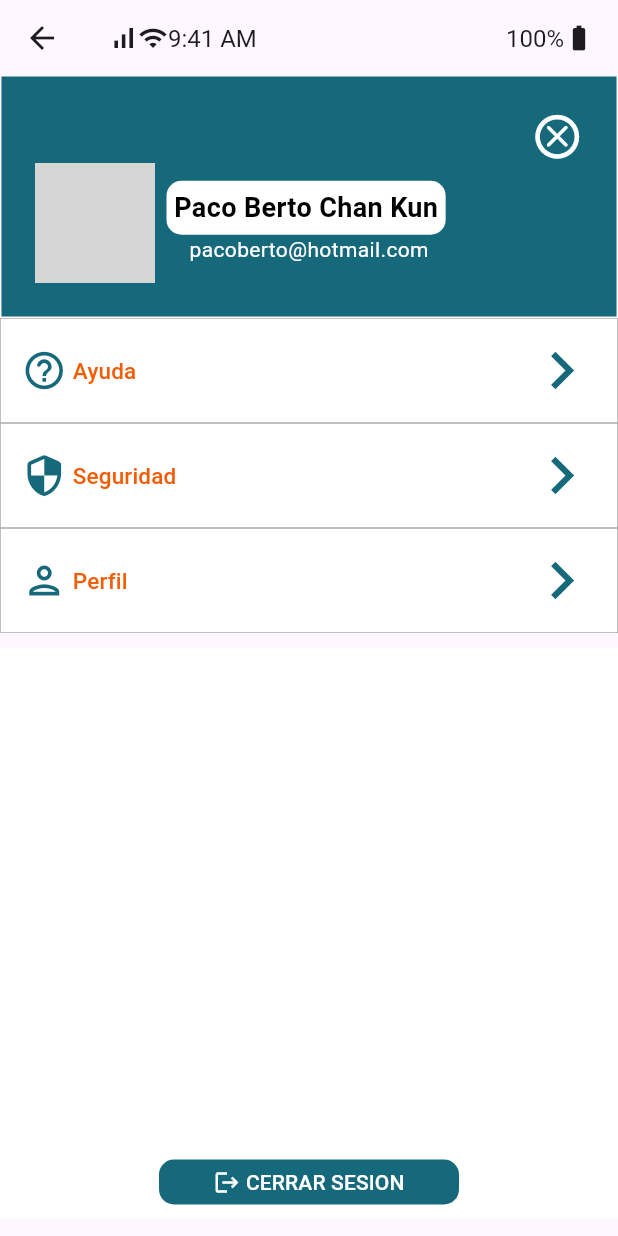
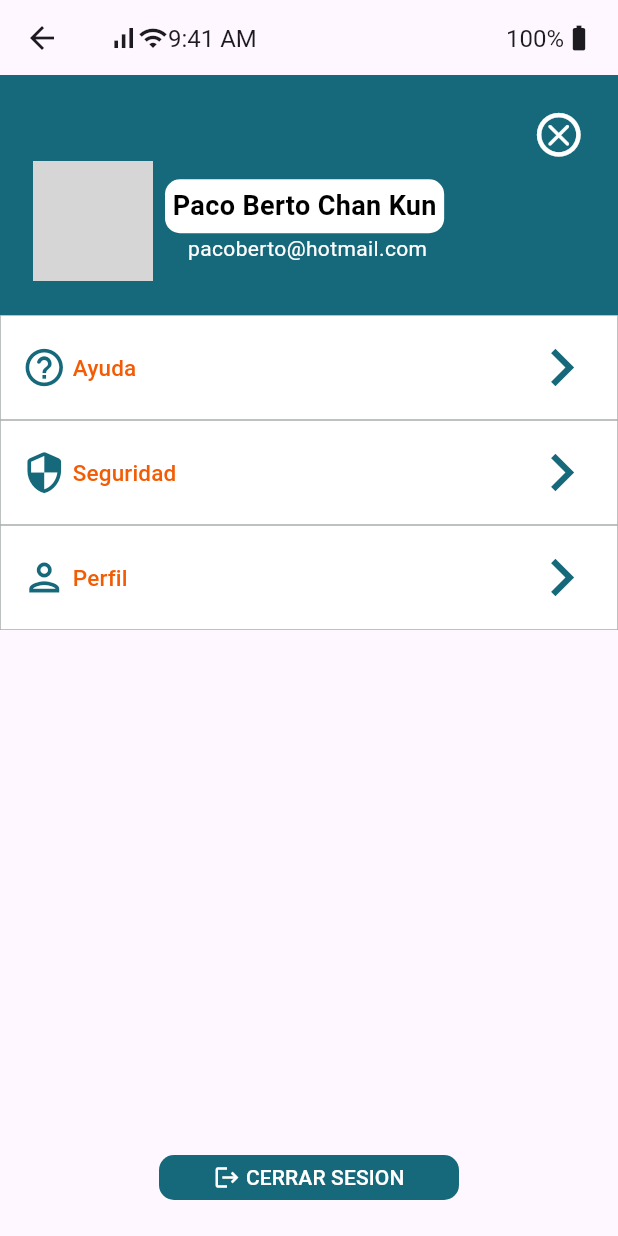
Before and after one commit to davidakeprott/FlutterPersonalZzz, a Flutter app: the Menu screen opened directly, on a phone screen of 412 x 824 dp. Run offline on Flutter 3.47's test engine with Material 3 defaults, Android fonts, the phone set to English and light mode, and no system bars; network calls fail; grey boxes are pictures that could not be loaded.

Commit message:
mejorado widget fin, ahora usa expanded para ser response

```diff
--- a/lib/Core/presentation/screens/menu_confi.dart
+++ b/lib/Core/presentation/screens/menu_confi.dart
@@ -11,11 +11,12 @@ class Menu extends StatelessWidget {
   Widget build(BuildContext context) {
     return Scaffold(
       appBar: barraEstado(),
-      body: ListView(
+      body: Column(
         children: [
           perfil(),
           opciones(),
-          out(),
+          Expanded(child: fin())
+
         ],
       ),
     );
--- a/lib/Core/presentation/widgets/widgets_menu_onfi.dart
+++ b/lib/Core/presentation/widgets/widgets_menu_onfi.dart
@@ -2,7 +2,7 @@ import 'package:flutter/material.dart';
 
 Widget perfil() {
   return Container(
-    margin: const EdgeInsets.all(1),
+    //margin: const EdgeInsets.all(1),
     color: const Color(0xFF16697A),
     padding: const EdgeInsets.all(22.0),
     height: 160,
@@ -115,11 +115,9 @@ Widget opciones() {
   );
 }
 
-Widget out() {
-  return Container(
-    margin: const EdgeInsets.fromLTRB(0, 10, 0, 0),
-    decoration: const BoxDecoration(color: Colors.white),
-    height: 380,
+Widget fin() {
+  return Padding(
+    padding: const EdgeInsets.all(15.0),
     child: Column(
       mainAxisAlignment: MainAxisAlignment.end,
       children: [
@@ -129,8 +127,7 @@ Widget out() {
               overlayColor: MaterialStateProperty.resolveWith<Color?>(
                 (Set<MaterialState> states) {
                   if (states.contains(MaterialState.pressed)) {
-                    return const Color(
-                        0xFF82C0CC); // El color del efecto splash
+                    return const Color(0xFF82C0CC); // El color del efecto splash
                   }
                   return null; // Dejará el efecto de splash predeterminado si no hay una presión
                 },
@@ -299,7 +296,8 @@ Widget miperfil() {
 
 PreferredSizeWidget barraEstado() {
   return PreferredSize(
-    preferredSize: const Size.fromHeight(50.0), // Altura personalizada para el AppBar
+    preferredSize:
+        const Size.fromHeight(50.0), // Altura personalizada para el AppBar
     child: AppBar(
       title: const Row(
         mainAxisAlignment: MainAxisAlignment.spaceBetween,
```
